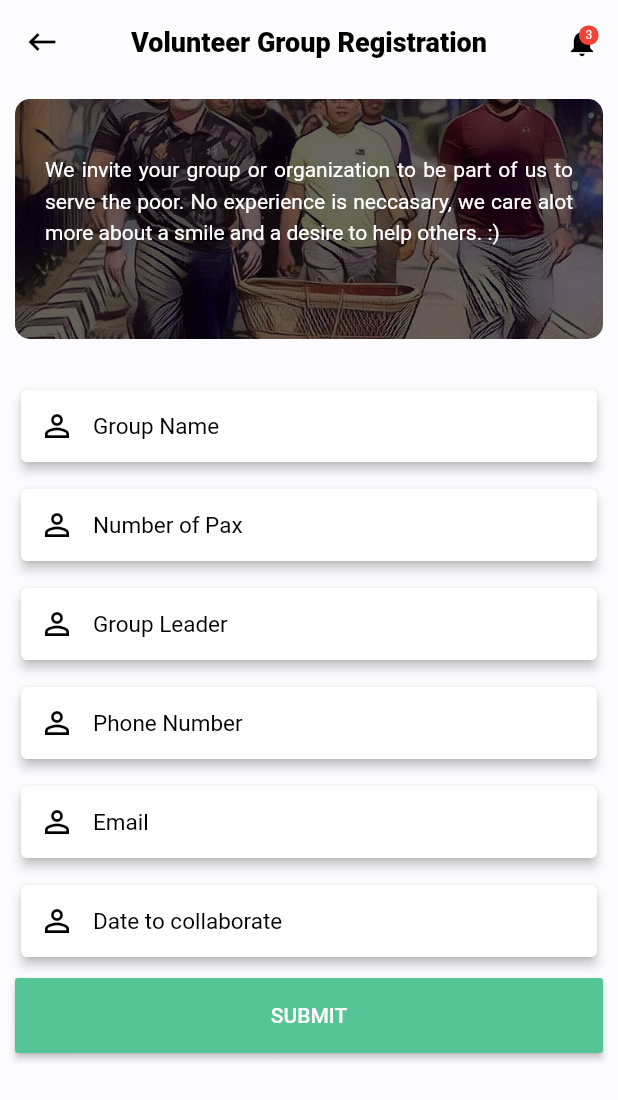
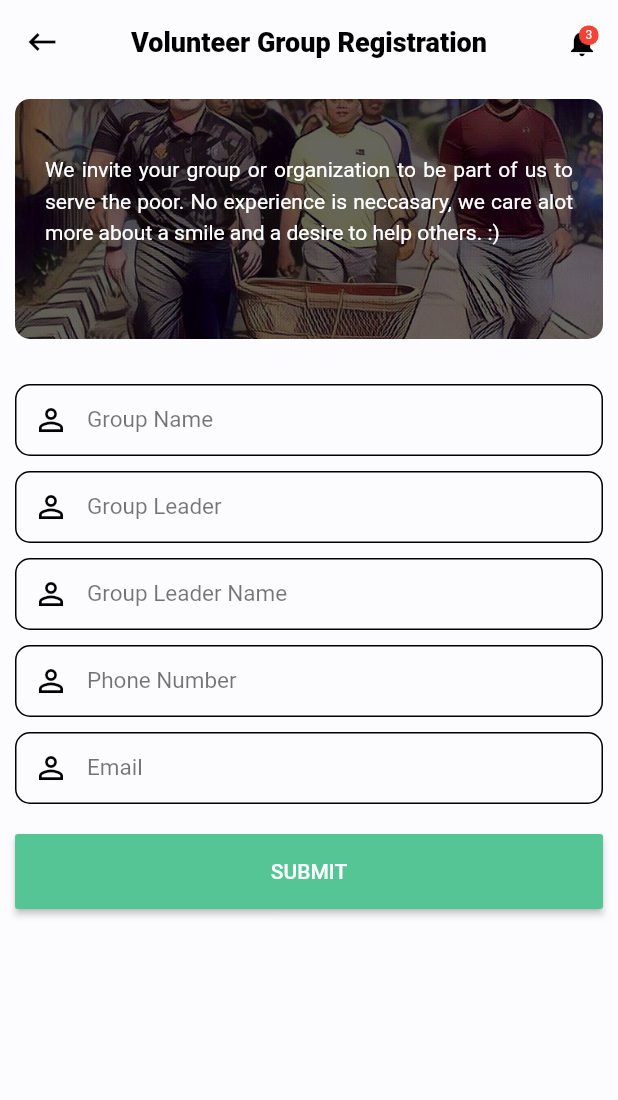
Before and after one commit to draxius2002/weerdness, a Flutter app: the VolunteerGroup screen opened directly, on a phone screen of 412 x 824 dp. Shown: the top 1100 px of the screen. Run offline on Flutter 3.47's test engine with Material 2 defaults, Android fonts, the phone set to English and light mode, and no system bars; our stand-ins replace bloc, carousel_slider, datetime_picker_formfield, equatable, font_awesome_flutter, getflutter and 3 more; accounts and stored records are empty.

Commit message:
4.10 - 29.4

```diff
--- a/lib/screens/Form_Volunteer_Group.dart
+++ b/lib/screens/Form_Volunteer_Group.dart
@@ -7,6 +7,8 @@ import 'package:ffg_app/widgets/badge.dart';
 import 'package:getflutter/getflutter.dart';
 import 'package:flutter/cupertino.dart';
 import 'package:rflutter_alert/rflutter_alert.dart';
+import 'package:intl/intl.dart';
+import 'package:datetime_picker_formfield/datetime_picker_formfield.dart';
 
 class VolunteerGroup extends StatefulWidget {
   @override
@@ -15,10 +17,10 @@ class VolunteerGroup extends StatefulWidget {
 
 class _VolunteerGroupState extends State<VolunteerGroup> {
   final TextEditingController _nameControl = new TextEditingController();
-  final TextEditingController _ageControl = new TextEditingController();
-  final TextEditingController _genderControl = new TextEditingController();
-  final TextEditingController _descControl = new TextEditingController();
-
+ // final TextEditingController _ageControl = new TextEditingController();
+  //final TextEditingController _genderControl = new TextEditingController();
+  //final TextEditingController _descControl = new TextEditingController();
+  final dateFormat = DateFormat("EEEE, MMMM d, yyyy 'at' h:mma");
   @override
   Widget build(BuildContext context) {
     return Scaffold(
@@ -76,270 +78,164 @@ class _VolunteerGroupState extends State<VolunteerGroup> {
               borderRadius: BorderRadius.circular(10),
             ),
             SizedBox(height: 30.0),
-            Card(
-              elevation: 3.0,
-              child: Container(
-                decoration: BoxDecoration(
-                  color: Colors.white,
-                  borderRadius: BorderRadius.all(
-                    Radius.circular(5.0),
-                  ),
-                ),
-                child: TextField(
+            TextField(
               style: TextStyle(
                 fontSize: 15.0,
                 color: Colors.black,
               ),
               decoration: InputDecoration(
+                focusedBorder: OutlineInputBorder(
+                    borderRadius: BorderRadius.all(Radius.circular(10.0)),
+                    borderSide:
+                        BorderSide(color: Theme.of(context).accentColor)),
                 contentPadding: EdgeInsets.all(10.0),
-                    border: OutlineInputBorder(
-                      borderRadius: BorderRadius.circular(5.0),
+                enabledBorder: OutlineInputBorder(
+                  borderRadius: BorderRadius.all(Radius.circular(10.0)),
                   borderSide: BorderSide(
-                        color: Colors.white,
+                    color: Colors.black,
                   ),
                 ),
-                    enabledBorder: OutlineInputBorder(
-                      borderSide: BorderSide(
-                        color: Colors.white,
+                labelText: "Group Name",
+                labelStyle: TextStyle(
+                  color: Colors.black54,
                 ),
-                      borderRadius: BorderRadius.circular(5.0),
-                    ),
-                    hintText: "Group Name",
                 prefixIcon: Icon(
                   Icons.perm_identity,
-                      color: Colors.black,
-                    ),
-                    hintStyle: TextStyle(
-                      fontSize: 15.0,
                   color: Colors.black,
                 ),
               ),
               maxLines: 1,
               controller: _nameControl,
             ),
-              ),
-            ),
             SizedBox(height: 10.0),
-            Card(
-              elevation: 3.0,
-              child: Container(
-                decoration: BoxDecoration(
-                  color: Colors.white,
-                  borderRadius: BorderRadius.all(
-                    Radius.circular(5.0),
-                  ),
-                ),
-                child: TextField(
+
+            TextField(
               style: TextStyle(
                 fontSize: 15.0,
                 color: Colors.black,
               ),
               decoration: InputDecoration(
+                focusedBorder: OutlineInputBorder(
+                    borderRadius: BorderRadius.all(Radius.circular(10.0)),
+                    borderSide:
+                        BorderSide(color: Theme.of(context).accentColor)),
                 contentPadding: EdgeInsets.all(10.0),
-                    border: OutlineInputBorder(
-                      borderRadius: BorderRadius.circular(5.0),
+                enabledBorder: OutlineInputBorder(
+                  borderRadius: BorderRadius.all(Radius.circular(10.0)),
                   borderSide: BorderSide(
-                        color: Colors.white,
+                    color: Colors.black,
                   ),
                 ),
-                    enabledBorder: OutlineInputBorder(
-                      borderSide: BorderSide(
-                        color: Colors.white,
+                labelText: "Group Leader",
+                labelStyle: TextStyle(
+                  color: Colors.black54,
                 ),
-                      borderRadius: BorderRadius.circular(5.0),
-                    ),
-                    hintText: "Number of Pax",
                 prefixIcon: Icon(
                   Icons.perm_identity,
                   color: Colors.black,
                 ),
-                    hintStyle: TextStyle(
-                      fontSize: 15.0,
-                      color: Colors.black,
-                    ),
               ),
               maxLines: 1,
-                  controller: _ageControl,
-                ),
-              ),
+              controller: _nameControl,
             ),
             SizedBox(height: 10.0),
-            Card(
-              elevation: 3.0,
-              child: Container(
-                decoration: BoxDecoration(
-                  color: Colors.white,
-                  borderRadius: BorderRadius.all(
-                    Radius.circular(5.0),
-                  ),
-                ),
-                child: TextField(
+            TextField(
               style: TextStyle(
                 fontSize: 15.0,
                 color: Colors.black,
               ),
               decoration: InputDecoration(
+                focusedBorder: OutlineInputBorder(
+                    borderRadius: BorderRadius.all(Radius.circular(10.0)),
+                    borderSide:
+                        BorderSide(color: Theme.of(context).accentColor)),
                 contentPadding: EdgeInsets.all(10.0),
-                    border: OutlineInputBorder(
-                      borderRadius: BorderRadius.circular(5.0),
+                enabledBorder: OutlineInputBorder(
+                  borderRadius: BorderRadius.all(Radius.circular(10.0)),
                   borderSide: BorderSide(
-                        color: Colors.white,
+                    color: Colors.black,
                   ),
                 ),
-                    enabledBorder: OutlineInputBorder(
-                      borderSide: BorderSide(
-                        color: Colors.white,
+                labelText: "Group Leader Name",
+                labelStyle: TextStyle(
+                  color: Colors.black54,
                 ),
-                      borderRadius: BorderRadius.circular(5.0),
-                    ),
-                    hintText: "Group Leader",
                 prefixIcon: Icon(
                   Icons.perm_identity,
                   color: Colors.black,
                 ),
-                    hintStyle: TextStyle(
-                      fontSize: 15.0,
-                      color: Colors.black,
-                    ),
               ),
               maxLines: 1,
-                  controller: _genderControl,
-                ),
-              ),
+              controller: _nameControl,
             ),
             SizedBox(height: 10.0),
-            Card(
-              elevation: 3.0,
-              child: Container(
-                decoration: BoxDecoration(
-                  color: Colors.white,
-                  borderRadius: BorderRadius.all(
-                    Radius.circular(5.0),
-                  ),
-                ),
-                child: TextField(
+            TextField(
               style: TextStyle(
                 fontSize: 15.0,
                 color: Colors.black,
               ),
               decoration: InputDecoration(
+                focusedBorder: OutlineInputBorder(
+                    borderRadius: BorderRadius.all(Radius.circular(10.0)),
+                    borderSide:
+                        BorderSide(color: Theme.of(context).accentColor)),
                 contentPadding: EdgeInsets.all(10.0),
-                    border: OutlineInputBorder(
-                      borderRadius: BorderRadius.circular(5.0),
+                enabledBorder: OutlineInputBorder(
+                  borderRadius: BorderRadius.all(Radius.circular(10.0)),
                   borderSide: BorderSide(
-                        color: Colors.white,
+                    color: Colors.black,
                   ),
                 ),
-                    enabledBorder: OutlineInputBorder(
-                      borderSide: BorderSide(
-                        color: Colors.white,
+                labelText: "Phone Number",
+                labelStyle: TextStyle(
+                  color: Colors.black54,
                 ),
-                      borderRadius: BorderRadius.circular(5.0),
-                    ),
-                    hintText: "Phone Number",
                 prefixIcon: Icon(
                   Icons.perm_identity,
                   color: Colors.black,
                 ),
-                    hintStyle: TextStyle(
-                      fontSize: 15.0,
-                      color: Colors.black,
-                    ),
               ),
               maxLines: 1,
-                  controller: _descControl,
-                ),
-              ),
+              controller: _nameControl,
             ),
             SizedBox(height: 10.0),
-            Card(
-              elevation: 3.0,
-              child: Container(
-                decoration: BoxDecoration(
-                  color: Colors.white,
-                  borderRadius: BorderRadius.all(
-                    Radius.circular(5.0),
-                  ),
-                ),
-                child: TextField(
+            TextField(
               style: TextStyle(
                 fontSize: 15.0,
                 color: Colors.black,
               ),
               decoration: InputDecoration(
+                focusedBorder: OutlineInputBorder(
+                    borderRadius: BorderRadius.all(Radius.circular(10.0)),
+                    borderSide:
+                        BorderSide(color: Theme.of(context).accentColor)),
                 contentPadding: EdgeInsets.all(10.0),
-                    border: OutlineInputBorder(
-                      borderRadius: BorderRadius.circular(5.0),
+                enabledBorder: OutlineInputBorder(
+                  borderRadius: BorderRadius.all(Radius.circular(10.0)),
                   borderSide: BorderSide(
-                        color: Colors.white,
+                    color: Colors.black,
                   ),
                 ),
-                    enabledBorder: OutlineInputBorder(
-                      borderSide: BorderSide(
-                        color: Colors.white,
+                labelText: "Email",
+                labelStyle: TextStyle(
+                  color: Colors.black54,
                 ),
-                      borderRadius: BorderRadius.circular(5.0),
-                    ),
-                    hintText: "Email",
                 prefixIcon: Icon(
                   Icons.perm_identity,
                   color: Colors.black,
                 ),
-                    hintStyle: TextStyle(
-                      fontSize: 15.0,
-                      color: Colors.black,
-                    ),
               ),
               maxLines: 1,
-                  controller: _descControl,
-                ),
-              ),
+              controller: _nameControl,
             ),
             SizedBox(height: 10.0),
-            Card(
-              elevation: 3.0,
-              child: Container(
-                decoration: BoxDecoration(
-                  color: Colors.white,
-                  borderRadius: BorderRadius.all(
-                    Radius.circular(5.0),
-                  ),
-                ),
-                child: TextField(
-                  style: TextStyle(
-                    fontSize: 15.0,
-                    color: Colors.black,
-                  ),
-                  decoration: InputDecoration(
-                    contentPadding: EdgeInsets.all(10.0),
-                    border: OutlineInputBorder(
-                      borderRadius: BorderRadius.circular(5.0),
-                      borderSide: BorderSide(
-                        color: Colors.white,
-                      ),
-                    ),
-                    enabledBorder: OutlineInputBorder(
-                      borderSide: BorderSide(
-                        color: Colors.white,
-                      ),
-                      borderRadius: BorderRadius.circular(5.0),
-                    ),
-                    hintText: "Date to collaborate",
-                    prefixIcon: Icon(
-                      Icons.perm_identity,
-                      color: Colors.black,
-                    ),
-                    hintStyle: TextStyle(
-                      fontSize: 15.0,
-                      color: Colors.black,
-                    ),
-                  ),
-                  maxLines: 1,
-                  controller: _descControl,
-                ),
-              ),
-            ),
+          /*  DateTimePickerFormField(
+              format: dateFormat,
+              decoration: InputDecoration(labelText: 'Date'),
+              onChanged: (dt) => setState(() => date = dt),
+            ), */
              SizedBox(height: 10.0),
+
             Container(
               height: 50.0,
               child: RaisedButton(
--- a/lib/util/const.dart
+++ b/lib/util/const.dart
@@ -27,6 +27,7 @@ class Constants{
           fontWeight: FontWeight.w800,
         ),
       ),
+
 //      iconTheme: IconThemeData(
 //        color: lightAccent,
 //      ),
```
Also changed, not shown: pubspec.yaml (+5 -3 lines), pubspec.lock. Lines whose indentation alone changed are shown as unchanged.
